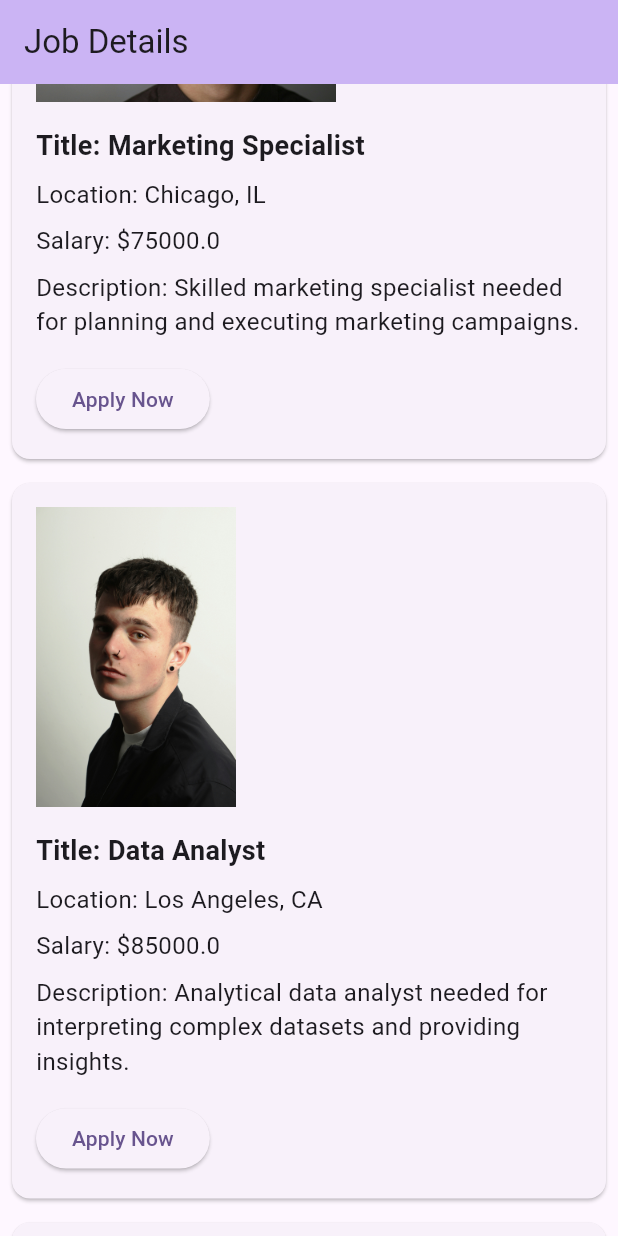
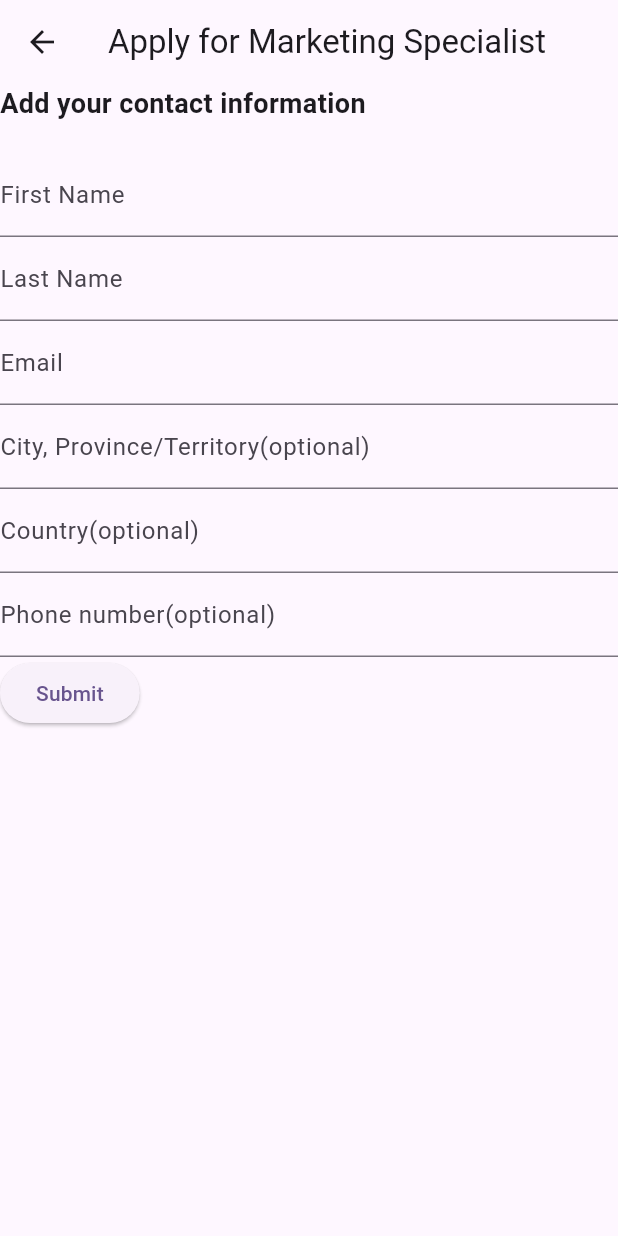
Before and after one commit to sekhar1raja/jobs_app, a Flutter app: the screen it shows after launch, scrolled down 1152 dp, after a tap on "Apply Now", on a phone screen of 412 x 824 dp. Run offline on Flutter 3.47's test engine with Material 3 defaults, Android fonts, the phone set to English and light mode, and no system bars.

Commit message:
created a contatpage

```diff
--- /dev/null
+++ b/lib/contactpage.dart
@@ -0,0 +1,49 @@
+
+import 'package:flutter/material.dart';
+
+import 'main.dart';
+class ApplyNowPage extends StatelessWidget {
+final Job job;
+
+  const ApplyNowPage({Key? key, required this.job}) : super(key: key);
+
+  @override
+  Widget build(BuildContext context) {
+    return Scaffold(
+      appBar: AppBar(
+        title: Text('Apply for ${job.title}'),
+      ),
+      body: Column(
+        crossAxisAlignment: CrossAxisAlignment.start,
+        children: [
+          Text('Add your contact information', style: TextStyle(fontSize: 18, fontWeight: FontWeight.bold)),
+          const SizedBox(height: 20),
+          TextFormField(
+            decoration: InputDecoration(labelText: 'First Name'),
+          ),
+          TextFormField(
+            decoration: InputDecoration(labelText: 'Last Name'),
+          ),
+          TextFormField(
+            decoration: InputDecoration(labelText: 'Email'),
+          ),
+          TextFormField(
+            decoration: InputDecoration(labelText: 'City, Province/Territory(optional)'),
+          ),
+          TextFormField(
+            decoration: InputDecoration(labelText: 'Country(optional)'),
+          ),
+          TextFormField(
+            decoration: InputDecoration(labelText: 'Phone number(optional)'),
+          ),
+          ElevatedButton(
+            onPressed: () {
+              // Submit button action
+            },
+            child: const Text('Submit'),
+          ),
+        ],
+      ),
+    );
+  }
+}
--- a/lib/detailpage.dart
+++ b/lib/detailpage.dart
@@ -1,5 +1,6 @@
 import 'package:flutter/material.dart';
 
+import 'contactpage.dart';
 import 'main.dart';
 class JobDetailPage extends StatelessWidget {
   final Job job;
@@ -48,7 +49,12 @@ class JobDetailPage extends StatelessWidget {
             const SizedBox(height: 16),
             ElevatedButton(
               onPressed: () {
-                // Apply button action
+                Navigator.push(
+                  context,
+                  MaterialPageRoute(
+                    builder: (context) => ApplyNowPage(job: job),
+                  ),
+                );
               },
               child: const Text('Apply Now'),
             ),
--- a/lib/main.dart
+++ b/lib/main.dart
@@ -1,5 +1,6 @@
 import 'package:flutter/material.dart';
 
+import 'contactpage.dart';
 import 'detailpage.dart';
 
 void main() => runApp(const MyApp());
@@ -151,10 +152,15 @@
                 style: const TextStyle(fontSize: 16),
               ),
               const SizedBox(height: 16),
-              ElevatedButton(
-                onPressed: () {
-                  // Apply button action
-                },
+          ElevatedButton(
+              onPressed: () {
+                Navigator.push(
+                  context,
+                  MaterialPageRoute(
+                    builder: (context) => ApplyNowPage(job: job),
+                  ),
+                );
+              },
                 child: const Text('Apply Now'),
               ),
             ],
```
